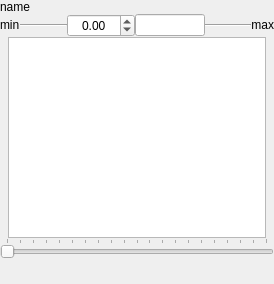
Old version of the form qtfuzzylite/ui/Viewer.ui in the repository fuzzylite/fuzzylite.
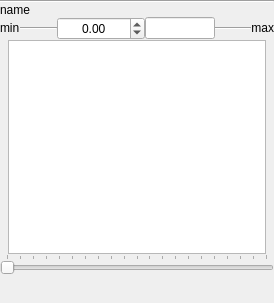
New version of the form. Icons and pictures are not drawn.

The edit to the form file:
```diff
--- a/qtfuzzylite/ui/Viewer.ui
+++ b/qtfuzzylite/ui/Viewer.ui
@@ -7,7 +7,7 @@
     <x>0</x>
     <y>0</y>
     <width>274</width>
-    <height>284</height>
+    <height>303</height>
    </rect>
   </property>
   <property name="sizePolicy">
@@ -36,6 +36,13 @@
      <property name="spacing">
       <number>0</number>
      </property>
+     <item>
+      <widget class="Line" name="line_3">
+       <property name="orientation">
+        <enum>Qt::Horizontal</enum>
+       </property>
+      </widget>
+     </item>
      <item>
       <widget class="QLabel" name="lbl_name">
        <property name="text">
@@ -83,14 +90,17 @@
           <bool>true</bool>
          </property>
          <property name="minimum">
-          <double>-100.000000000000000</double>
+          <double>-10000000.000000000000000</double>
          </property>
          <property name="maximum">
-          <double>100.000000000000000</double>
+          <double>10000000.000000000000000</double>
          </property>
          <property name="singleStep">
           <double>0.100000000000000</double>
          </property>
+         <property name="value">
+          <double>0.000000000000000</double>
+         </property>
         </widget>
        </item>
        <item>
@@ -233,6 +243,14 @@
       </widget>
      </item>
      <item>
+      <layout class="QVBoxLayout" name="verticalLayout_3">
+       <property name="spacing">
+        <number>0</number>
+       </property>
+       <property name="bottomMargin">
+        <number>3</number>
+       </property>
+       <item>
       <widget class="QLabel" name="lbl_fuzzy">
        <property name="sizePolicy">
         <sizepolicy hsizetype="Ignored" vsizetype="Maximum">
@@ -291,6 +309,8 @@
         <bool>true</bool>
        </property>
       </widget>
+       </item>
+      </layout>
      </item>
     </layout>
    </item>
```
Lines whose indentation alone changed are shown as unchanged.
